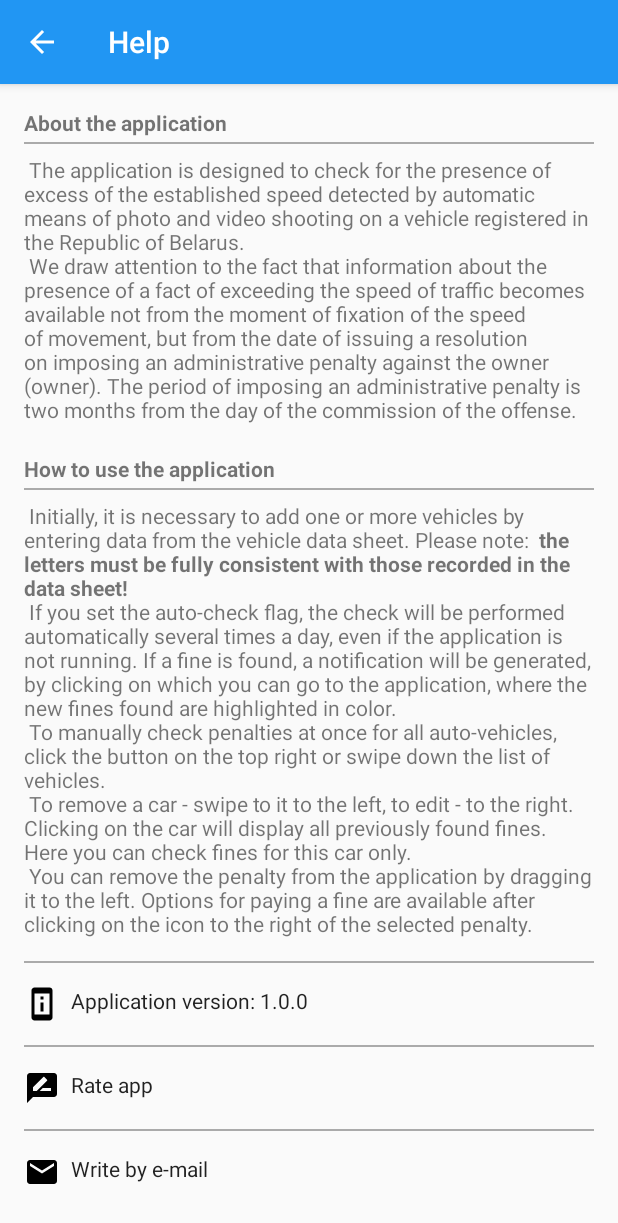
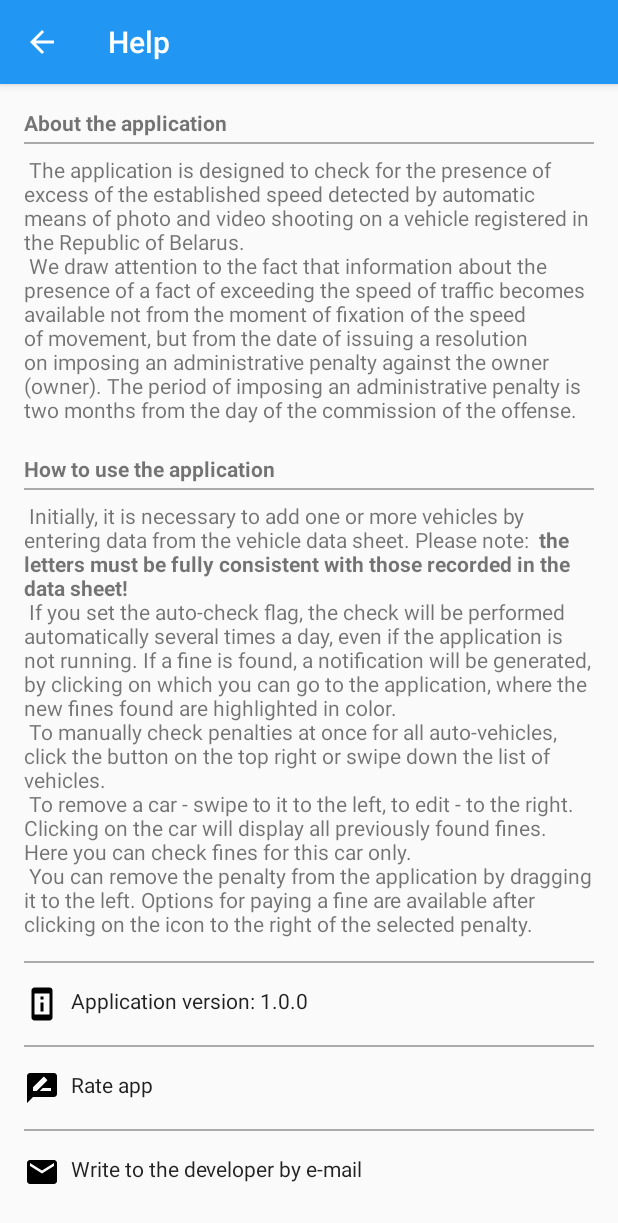
Before and after one commit to valdizz/penaltycheck, an Android app: the PenaltyActivity screen opened directly, with no data from a screen before it, after a tap on "Help", on a phone screen of 412 x 824 dp. Shown: the top 1223 px of the screen. Run offline under Robolectric (Android 15) with nearby library versions, the phone set to English and light mode, and no system bars; our stand-ins replace ButterKnife, Dagger/Hilt's generated code, RxJava; libraries missing offline, so code that uses them is left out: io.realm; 8 statements that could not run were skipped.

Commit message:
Release 1.0.0-beta

```diff
--- a/app/build.gradle
+++ b/app/build.gradle
@@ -15,7 +15,8 @@ android {
     }
     buildTypes {
         release {
-            minifyEnabled false
+            shrinkResources true
+            minifyEnabled true
             proguardFiles getDefaultProguardFile('proguard-android.txt'), 'proguard-rules.pro'
         }
     }
@@ -28,7 +29,7 @@ android {
 dependencies {
     implementation fileTree(include: ['*.jar'], dir: 'libs')
     implementation 'com.android.support:appcompat-v7:27.1.1'
-    implementation 'com.android.support.constraint:constraint-layout:1.1.0'
+    implementation 'com.android.support.constraint:constraint-layout:1.1.2'
     implementation 'com.android.support:design:27.1.1'
     implementation 'com.android.support:recyclerview-v7:27.1.1'
     implementation 'com.android.support:cardview-v7:27.1.1'
--- a/app/src/main/java/com/valdizz/penaltycheck/PenaltyCheckApplication.java
+++ b/app/src/main/java/com/valdizz/penaltycheck/PenaltyCheckApplication.java
@@ -15,7 +15,7 @@ import io.realm.Realm;
 
 public class PenaltyCheckApplication extends Application {
 
-    public static final String TAG = "PENALTY_CHECK";
+    public static final String TAG = "PENALTY_CHECK_BLR";
     private static AppComponent component;
 
     @Override
@@ -24,9 +24,9 @@ public class PenaltyCheckApplication extends Application {
         Realm.init(this);
         component = DaggerAppComponent.create();
         WorkManager.getInstance().cancelAllWorkByTag(TAG);
-        Log.d(TAG, "WorkManager cancelAllWorkByTag!");
+        Log.d(TAG, "WorkerManager cancels all works!");
         WorkManager.getInstance().enqueue(CheckPenaltyWorker.getCheckPenaltyWork());
-        Log.d(TAG, "WorkManager started: " + WorkManager.getInstance().getStatusesByTag(TAG));
+        Log.d(TAG, "WorkerManager starts: " + WorkManager.getInstance().getStatusesByTag(TAG));
     }
 
     public static AppComponent getComponent() {
--- a/app/src/main/java/com/valdizz/penaltycheck/model/NetworkService.java
+++ b/app/src/main/java/com/valdizz/penaltycheck/model/NetworkService.java
@@ -2,6 +2,7 @@ package com.valdizz.penaltycheck.model;
 
 import android.util.Log;
 
+import com.valdizz.penaltycheck.PenaltyCheckApplication;
 import com.valdizz.penaltycheck.model.entity.Auto;
 
 import org.json.JSONObject;
@@ -10,8 +11,10 @@ import org.jsoup.nodes.Document;
 import org.jsoup.select.Elements;
 
 
+import java.text.SimpleDateFormat;
 import java.util.Date;
 import java.util.List;
+import java.util.Locale;
 
 import io.reactivex.Observable;
 import io.reactivex.android.schedulers.AndroidSchedulers;
@@ -26,11 +29,11 @@ import okhttp3.Response;
 
 public class NetworkService{
 
-    private static final String LOG_TAG_PCHECK = "penaltycheck_log";
     private static final String MVD_URL = "http://mvd.gov.by/Ajax.asmx/GetExt";
     private static final MediaType MEDIA_TYPE_JSON = MediaType.parse("application/json; charset=utf-8");
     private static final String NO_PENALTY_MSG = "По заданным критериям поиска информация не найдена";
     private final OkHttpClient client = new OkHttpClient();
+    private SimpleDateFormat dateFormat = new SimpleDateFormat("dd/MM/yyyy  HH:mm", Locale.getDefault());
 
     private Request getRequest(Auto auto) throws Exception{
         JSONObject params = new JSONObject();
@@ -57,15 +60,15 @@ public class NetworkService{
                         .filter(Response::isSuccessful)
                         .map(response -> response.body().string())
                         .doOnNext(response_string -> {
-                            Log.d(LOG_TAG_PCHECK, "Save date: " + response_string + " / " + Thread.currentThread().getName());
+                            Log.d(PenaltyCheckApplication.TAG, "Save date: " + response_string + " / " + Thread.currentThread().getName());
                             saveLastCheckDate(auto);
                         })
-                        //.filter(response_string -> !response_string.contains(NO_PENALTY_MSG))
+                        .filter(response_string -> !response_string.contains(NO_PENALTY_MSG))
                         .doOnNext(response_string -> {
-                            Log.d(LOG_TAG_PCHECK, "Found penalty: " + response_string + " / " + Thread.currentThread().getName());
+                            Log.d(PenaltyCheckApplication.TAG, "Found penalty: " + response_string + " / " + Thread.currentThread().getName());
                             //parseAndSavePenalties(response_string, networkServiceListener, auto);
                             RealmService realmService = new RealmService();
-                            realmService.addPenalty(auto.getId(), new Date().toString(), response_string + Math.random());
+                            realmService.addPenalty(auto.getId(), dateFormat.format(new Date()), response_string);
                             realmService.closeRealm();
                         })
                 )
@@ -74,13 +77,13 @@ public class NetworkService{
                 .subscribeWith(new DisposableSingleObserver<Long>() {
                     @Override
                     public void onSuccess(Long count) {
-                        Log.d(LOG_TAG_PCHECK, "Request complete: " + count);
+                        Log.d(PenaltyCheckApplication.TAG, "Request complete: " + count);
                         networkServiceListener.onSuccessRequest(count);
                     }
 
                     @Override
                     public void onError(Throwable e) {
-                        Log.d(LOG_TAG_PCHECK, "Request error: " + e.getLocalizedMessage());
+                        Log.d(PenaltyCheckApplication.TAG, "Request error: " + e.getLocalizedMessage());
                         networkServiceListener.onErrorRequest(e.getLocalizedMessage());
                     }
                 });
--- a/app/src/main/res/layout/item_penalty.xml
+++ b/app/src/main/res/layout/item_penalty.xml
@@ -37,10 +37,8 @@
             android:layout_height="wrap_content"
             android:layout_marginEnd="8dp"
             android:layout_marginRight="8dp"
-            android:ellipsize="marquee"
-            android:singleLine="true"
             android:textColor="@color/textDark"
-            android:textSize="@dimen/text_big"
+            android:textSize="@dimen/text_small"
             android:textStyle="bold"
             app:layout_constraintEnd_toStartOf="@+id/payment_button"
             app:layout_constraintStart_toStartOf="@+id/label_resolutionnumber"
@@ -63,8 +61,6 @@
             android:layout_height="wrap_content"
             android:layout_marginEnd="8dp"
             android:layout_marginRight="8dp"
-            android:ellipsize="marquee"
-            android:singleLine="true"
             android:textColor="@color/textDark"
             android:textSize="@dimen/text_big"
             android:textStyle="bold"
--- a/app/src/main/res/values/strings.xml
+++ b/app/src/main/res/values/strings.xml
@@ -104,7 +104,7 @@ Dimensions of penalties for violations detected by speed sensors: \n
     <string name="label_about_text">\u0020The application is designed to check for the presence of excess of the established speed detected by automatic means of photo and video shooting on a vehicle registered in the Republic of Belarus. \n We draw attention to the fact that information about the presence of a fact of exceeding the speed of traffic becomes available not from the moment of fixation of the speed of movement, but from the date of issuing a resolution on imposing an administrative penalty against the owner (owner). The period of imposing an administrative penalty is two months from the day of the commission of the offense.</string>
     <string name="label_howto_text">\u0020Initially, it is necessary to add one or more vehicles by entering data from the vehicle data sheet. Please note: <b> the letters must be fully consistent with those recorded in the data sheet! </b> \n If you set the auto-check flag, the check will be performed automatically several times a day, even if the application is not running. If a fine is found, a notification will be generated, by clicking on which you can go to the application, where the new fines found are highlighted in color. \n To manually check penalties at once for all auto-vehicles, click the button on the top right or swipe down the list of vehicles. \n To remove a car - swipe to it to the left, to edit - to the right. Clicking on the car will display all previously found fines. Here you can check fines for this car only. \n You can remove the penalty from the application by dragging it to the left. Options for paying a fine are available after clicking on the icon to the right of the selected penalty.</string>
     <string name="label_version">Application version: %1$s</string>
-    <string name="label_sendemail">Write by e-mail</string>
+    <string name="label_sendemail">Write to the developer by e-mail</string>
     <string name="label_rateapp">Rate app</string>
     <string name="label_howto">How to use the application</string>
 </resources>
--- a/build.gradle
+++ b/build.gradle
@@ -6,7 +6,7 @@ buildscript {
         jcenter()
     }
     dependencies {
-        classpath 'com.android.tools.build:gradle:3.1.2'
+        classpath 'com.android.tools.build:gradle:3.1.3'
         classpath "io.realm:realm-gradle-plugin:4.3.3"
         // NOTE: Do not place your application dependencies here; they belong
         // in the individual module build.gradle files
```
Also changed, not shown: app/src/main/java/com/valdizz/penaltycheck/job/CheckPenaltyWorker.java (+12 -22 lines), 3 other files.
